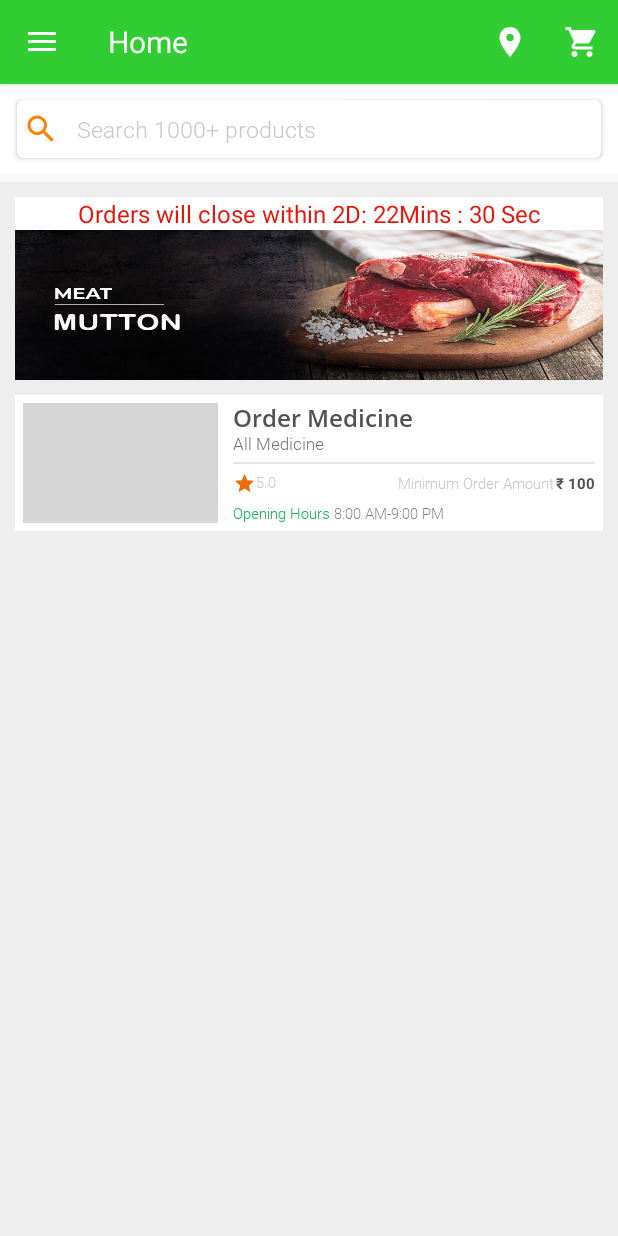
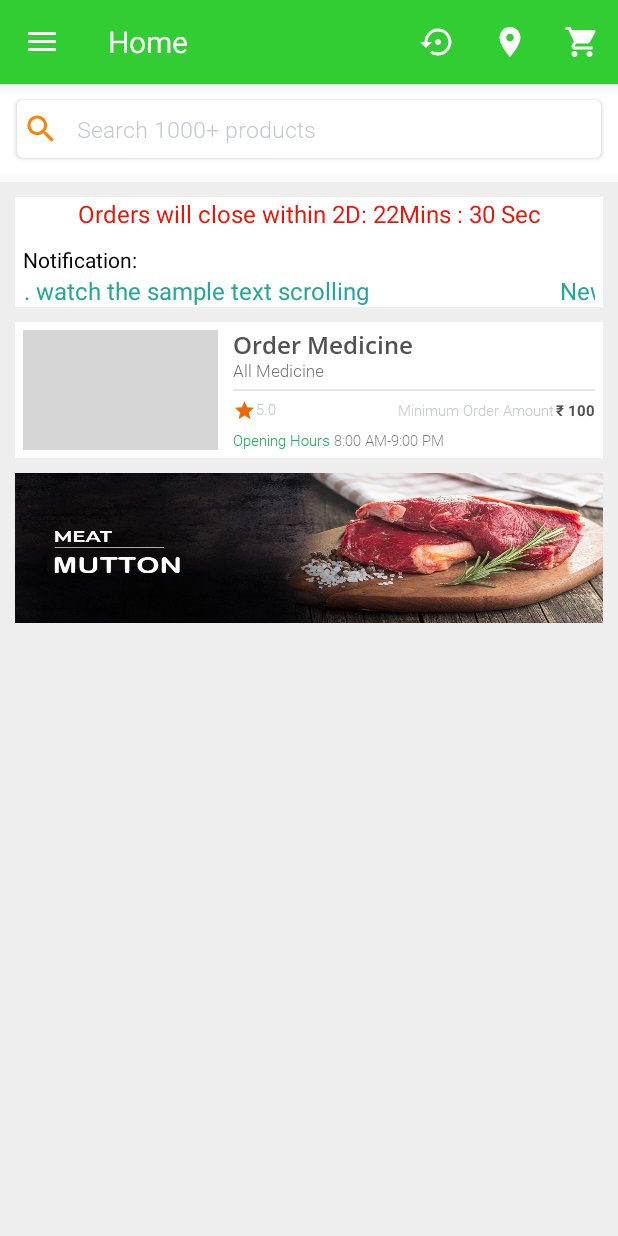
Before and after one commit to Rakhi15/FoodApp, an Android app: the screen it shows after launch (MainActivity), on a phone screen of 412 x 824 dp. Run offline under Robolectric (Android 15) with nearby library versions, the phone set to English and light mode, and no system bars; our stand-ins replace AdMob, Picasso, Volley; libraries missing offline, so code that uses them is left out: com.crashlytics.android, com.facebook, com.facebook.login, com.gitonway.lee, io.fabric.sdk; network calls fail; pictures from the network do not load; 6 statements that could not run were skipped; grey boxes are pictures that could not be loaded.

Commit message:
refresh and notification added

```diff
--- a/app/src/main/java/com/healthy/basket/activity/MainActivity.java
+++ b/app/src/main/java/com/healthy/basket/activity/MainActivity.java
@@ -27,6 +27,7 @@ import android.os.Environment;
 import android.text.Editable;
 import android.text.Spannable;
 import android.text.SpannableString;
+import android.text.TextUtils;
 import android.text.TextWatcher;
 import android.text.style.TypefaceSpan;
 import android.util.Base64;
@@ -180,6 +181,7 @@ public class MainActivity extends AppCompatActivity implements CustomButtonListe
     //oakspro
 
     ImageView meatMutton;
+    TextView notificationtxt;
 
 
     //oakspro end
@@ -262,6 +264,10 @@ public class MainActivity extends AppCompatActivity implements CustomButtonListe
 //        gridView.setHasFixedSize(true);
 //        gridView.setNestedScrollingEnabled(false);
         productlist = new ArrayList<>();
+
+        notificationtxt=findViewById(R.id.marqueeTxt);
+        notificationtxt.setEllipsize(TextUtils.TruncateAt.MARQUEE);
+        notificationtxt.setSelected(true);
 
 
 
@@ -919,6 +925,9 @@ public class MainActivity extends AppCompatActivity implements CustomButtonListe
                 dialog.create().show();
             }
             return true;
+        }
+        else if (id == R.id.action_refresh){
+            startActivity(new Intent(MainActivity.this, MainActivity.class));
         }
 
         // Activate the navigation drawer toggle
--- /dev/null
+++ b/app/src/main/res/drawable/ic_baseline_settings_backup_restore_24.xml
@@ -0,0 +1,5 @@
+<vector android:height="24dp" android:tint="#FFFFFF"
+    android:viewportHeight="24" android:viewportWidth="24"
+    android:width="24dp" xmlns:android="http://schemas.android.com/apk/res/android">
+    <path android:fillColor="@android:color/white" android:pathData="M14,12c0,-1.1 -0.9,-2 -2,-2s-2,0.9 -2,2 0.9,2 2,2 2,-0.9 2,-2zM12,3c-4.97,0 -9,4.03 -9,9L0,12l4,4 4,-4L5,12c0,-3.87 3.13,-7 7,-7s7,3.13 7,7 -3.13,7 -7,7c-1.51,0 -2.91,-0.49 -4.06,-1.3l-1.42,1.44C8.04,20.3 9.94,21 12,21c4.97,0 9,-4.03 9,-9s-4.03,-9 -9,-9z"/>
+</vector>
--- a/app/src/main/res/layout/activity_main.xml
+++ b/app/src/main/res/layout/activity_main.xml
@@ -110,7 +110,7 @@
                         android:layout_height="match_parent"
                         android:orientation="vertical">
                         <RelativeLayout
-                            android:id="@+id/muttonOrder"
+                            android:id="@+id/textData"
                             android:layout_width="match_parent"
                             android:layout_height="wrap_content"
                             android:layout_marginStart="10dp"
@@ -131,13 +131,25 @@
                                     android:textSize="16sp"
                                     android:textColor="#E61708"
                                     />
-                                <ImageView
+                                <TextView
+                                    android:layout_width="wrap_content"
+                                    android:layout_height="wrap_content"
+                                    android:text="Notification:"
+                                    android:textColor="@android:color/black"
+                                    android:layout_marginTop="10dp"
+                                    android:layout_marginLeft="5dp"
+                                    />
+                                <TextView
                                     android:layout_width="match_parent"
-                                    android:scaleType="fitXY"
-                                    android:layout_height="100dp"
-                                    android:src="@drawable/frsh_meat"
-                                    android:clickable="true"
-                                    android:id="@+id/muttonMeat"
+                                    android:layout_height="wrap_content"
+                                    android:id="@+id/marqueeTxt"
+                                    android:textSize="16dp"
+                                    android:singleLine="true"
+                                    android:scrollHorizontally="true"
+                                    android:text="New Notification scrolling code done.. watch the sample text scrolling"
+                                    android:textColor="#26A69A"
+                                    android:layout_marginLeft="5dp"
+                                    android:layout_marginRight="5dp"
                                     />
                             </LinearLayout>
                         </RelativeLayout>
@@ -306,6 +318,29 @@
                                         tools:ignore="SpUsage" />
                                 </LinearLayout>
                             </RelativeLayout>
+                        </RelativeLayout>
+                        <RelativeLayout
+                            android:id="@+id/muttonOrder"
+                            android:layout_width="match_parent"
+                            android:layout_height="wrap_content"
+                            android:layout_marginStart="10dp"
+                            android:layout_marginTop="10dp"
+                            android:layout_marginEnd="10dp"
+                            android:background="@color/white">
+
+                            <LinearLayout
+                                android:layout_width="match_parent"
+                                android:layout_height="wrap_content"
+                                android:orientation="vertical">
+                                <ImageView
+                                    android:layout_width="match_parent"
+                                    android:scaleType="fitXY"
+                                    android:layout_height="100dp"
+                                    android:src="@drawable/frsh_meat"
+                                    android:clickable="true"
+                                    android:id="@+id/muttonMeat"
+                                    />
+                            </LinearLayout>
                         </RelativeLayout>
 
 
--- a/app/src/main/res/menu/menu_main.xml
+++ b/app/src/main/res/menu/menu_main.xml
@@ -4,6 +4,12 @@
 
       tools:context="com.healthy.basket.activity.MainActivity">
 
+    <item android:id="@+id/action_refresh"
+        android:title=""
+        android:orderInCategory="100"
+        app:showAsAction="ifRoom"
+        android:icon="@drawable/ic_baseline_settings_backup_restore_24"
+        />
     <item android:id="@+id/action_setting"
         android:title=""
         android:orderInCategory="100"
```
